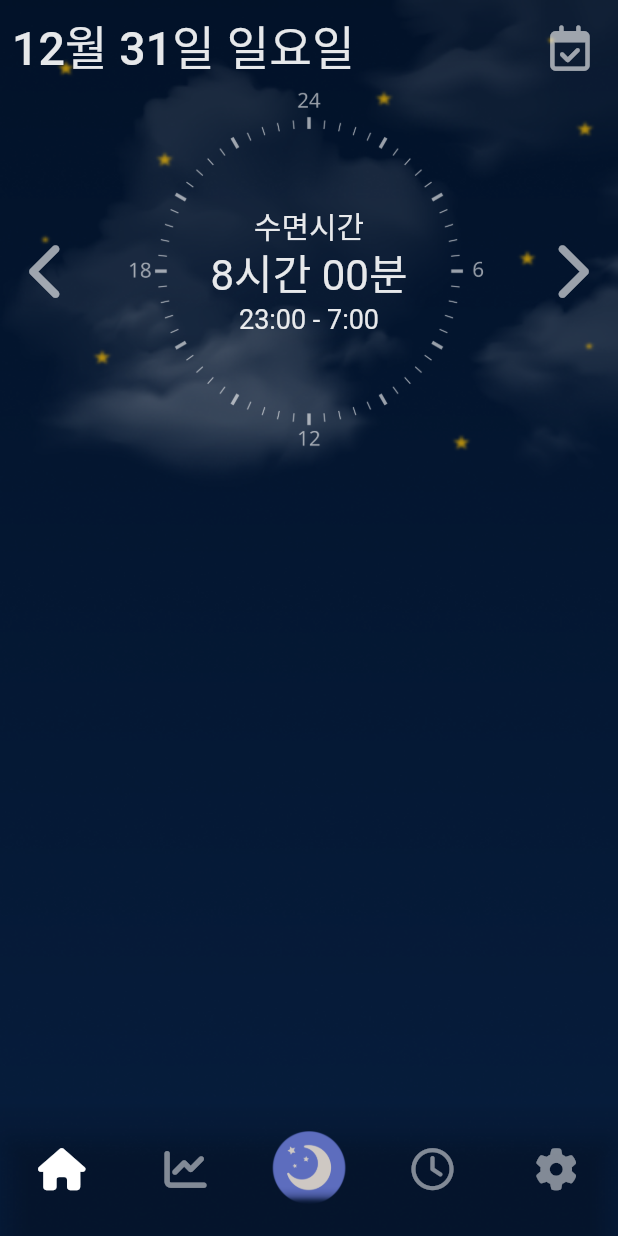
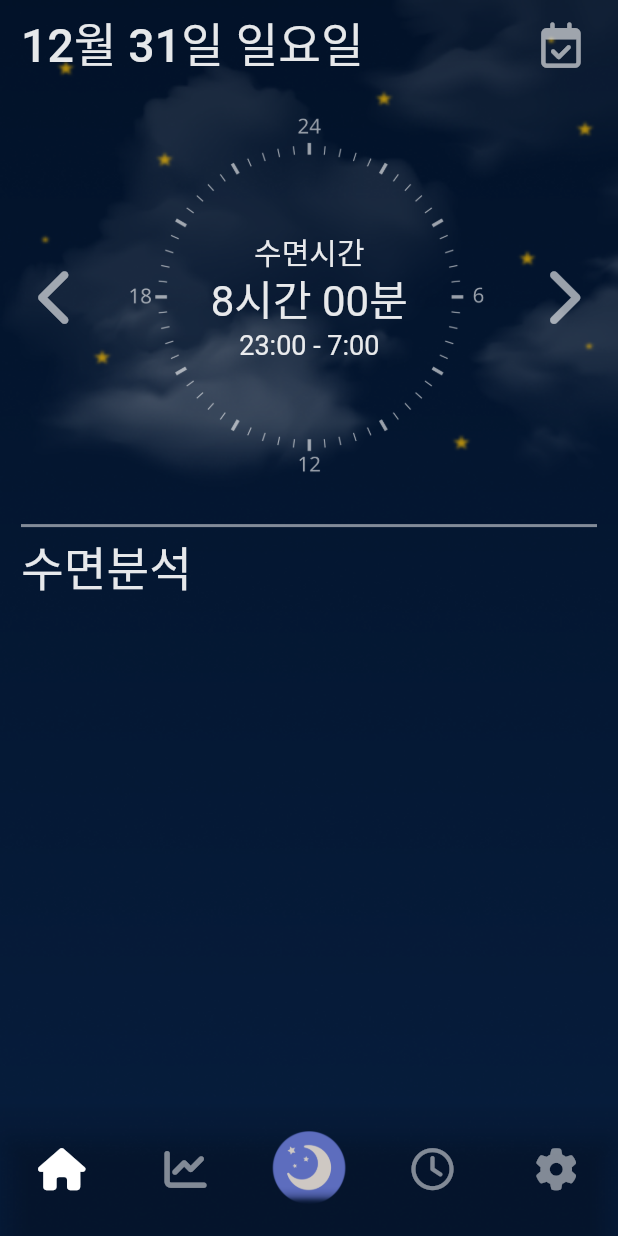
Before and after one commit to sangzai/YOUNGGLE, a Flutter app: the screen it shows after launch, on a phone screen of 412 x 824 dp. Run offline on Flutter 3.47's test engine with Material 3 defaults, Android fonts, the phone set to English and light mode, and no system bars; drawn by our look-alikes of fl_chart; our stand-ins replace font_awesome_flutter, get; missing offline and left inert: dart:html; Roboto replaces fonts that are missing (Pretendard); project files that could hold a hidden picture were left out.

Commit message:
홈 화면 구성 중

```diff
--- a/apill_app/lib/screen/home_page.dart
+++ b/apill_app/lib/screen/home_page.dart
@@ -1,3 +1,6 @@
+import 'dart:html';
+
+import 'package:fl_chart/fl_chart.dart';
 import 'package:flutter/material.dart';
 import 'package:font_awesome_flutter/font_awesome_flutter.dart';
 
@@ -38,6 +41,14 @@ class HomePage extends StatelessWidget {
               Stack(
                 alignment: Alignment.center,
                 children: [
+                  // TODO : 파이차트 구현
+                  PieChart(
+                    PieChartData(
+
+                      centerSpaceRadius: 2.0,
+                      centerSpaceColor: Colors.transparent,
+                    )
+                  ),
                   Container(
                     height: 250,
                     width: 250,
@@ -72,8 +83,19 @@ class HomePage extends StatelessWidget {
                 color: Colors.white.withOpacity(0.6),
                 iconSize: 40,
               ),
+
             ],
-          )
+          ),
+          Divider(
+            color: Colors.white.withOpacity(0.5),thickness: 2,
+          ),
+          Row(
+            mainAxisAlignment: MainAxisAlignment.spaceBetween,
+            children: [
+              Text("수면분석",style: Theme.of(context).textTheme.headlineLarge,
+              ),
+            ],
+          ),
         ],
       )
     );
--- a/apill_app/lib/screen/my_app_page.dart
+++ b/apill_app/lib/screen/my_app_page.dart
@@ -41,7 +41,7 @@ class _MyAppPageState extends State<MyAppPage> {
       backgroundColor: Colors.transparent,
       // 네비게이션 리스트에 있는 화면의 요소를 가지고 온다
       body: Padding(
-        padding: const EdgeInsets.all(8.0),
+        padding: const EdgeInsets.fromLTRB(14, 6, 14, 6),
         child: _navIndex.elementAt(_selectedIndex),
       ),
       //
```
Also changed, not shown: apill_app/pubspec.yaml (+2 -11 lines), apill_app/pubspec.lock.
